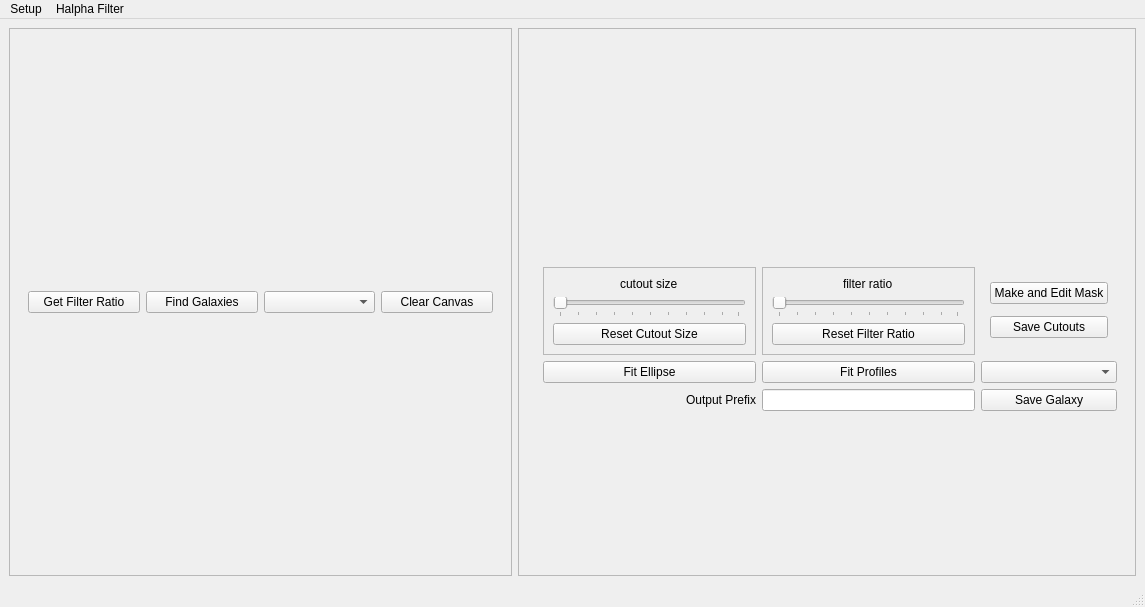
Old version of the form testing/halphav3.ui in the repository rfinn/halphagui.
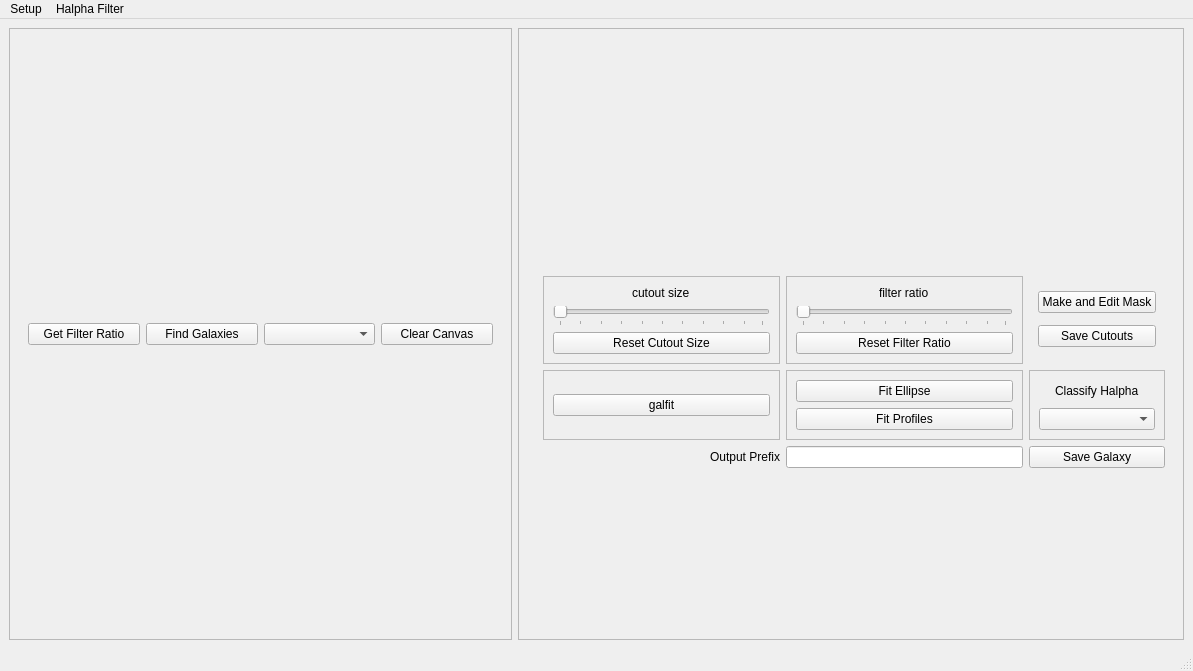
New version of the form.

Commit message: starting on galfit

What changed in the file:
```diff
--- a/testing/halphav3.ui
+++ b/testing/halphav3.ui
@@ -6,8 +6,8 @@
    <rect>
     <x>0</x>
     <y>0</y>
-    <width>1145</width>
-    <height>607</height>
+    <width>1193</width>
+    <height>671</height>
    </rect>
   </property>
   <property name="windowTitle">
@@ -113,40 +113,20 @@
        <item row="3" column="1">
         <widget class="QWidget" name="rightButtons" native="true">
          <layout class="QGridLayout" name="gridLayout_4">
-          <item row="0" column="0">
-           <widget class="QFrame" name="frame_2">
-            <property name="frameShape">
-             <enum>QFrame::StyledPanel</enum>
+          <item row="5" column="1">
+           <widget class="QLineEdit" name="prefixLineEdit"/>
+          </item>
+          <item row="5" column="0">
+           <widget class="QLabel" name="label">
+            <property name="layoutDirection">
+             <enum>Qt::LeftToRight</enum>
             </property>
-            <property name="frameShadow">
-             <enum>QFrame::Raised</enum>
+            <property name="text">
+             <string>Output Prefix</string>
             </property>
-            <layout class="QVBoxLayout" name="verticalLayout">
-             <item alignment="Qt::AlignHCenter">
-              <widget class="QLabel" name="cutoutSliderLabel">
-               <property name="text">
-                <string>cutout size</string>
-               </property>
-              </widget>
-             </item>
-             <item>
-              <widget class="QSlider" name="cutoutSlider">
-               <property name="orientation">
-                <enum>Qt::Horizontal</enum>
-               </property>
-               <property name="tickPosition">
-                <enum>QSlider::TicksBelow</enum>
-               </property>
-              </widget>
-             </item>
-             <item>
-              <widget class="QPushButton" name="resetSizeButton">
-               <property name="text">
-                <string>Reset Cutout Size</string>
-               </property>
-              </widget>
-             </item>
-            </layout>
+            <property name="alignment">
+             <set>Qt::AlignRight|Qt::AlignTrailing|Qt::AlignVCenter</set>
+            </property>
            </widget>
           </item>
           <item row="0" column="1">
@@ -191,10 +171,120 @@
             </layout>
            </widget>
           </item>
-          <item row="6" column="1">
-           <widget class="QLineEdit" name="prefixLineEdit"/>
+          <item row="0" column="0">
+           <widget class="QFrame" name="frame_2">
+            <property name="frameShape">
+             <enum>QFrame::StyledPanel</enum>
+            </property>
+            <property name="frameShadow">
+             <enum>QFrame::Raised</enum>
+            </property>
+            <layout class="QVBoxLayout" name="verticalLayout">
+             <item alignment="Qt::AlignHCenter">
+              <widget class="QLabel" name="cutoutSliderLabel">
+               <property name="text">
+                <string>cutout size</string>
+               </property>
+              </widget>
+             </item>
+             <item>
+              <widget class="QSlider" name="cutoutSlider">
+               <property name="orientation">
+                <enum>Qt::Horizontal</enum>
+               </property>
+               <property name="tickPosition">
+                <enum>QSlider::TicksBelow</enum>
+               </property>
+              </widget>
+             </item>
+             <item>
+              <widget class="QPushButton" name="resetSizeButton">
+               <property name="text">
+                <string>Reset Cutout Size</string>
+               </property>
+              </widget>
+             </item>
+            </layout>
+           </widget>
           </item>
-          <item row="6" column="2">
+          <item row="1" column="1">
+           <widget class="QFrame" name="frame_3">
+            <property name="frameShape">
+             <enum>QFrame::StyledPanel</enum>
+            </property>
+            <property name="frameShadow">
+             <enum>QFrame::Raised</enum>
+            </property>
+            <layout class="QVBoxLayout" name="verticalLayout_4">
+             <item>
+              <widget class="QPushButton" name="fitEllipseButton">
+               <property name="text">
+                <string>Fit Ellipse</string>
+               </property>
+              </widget>
+             </item>
+             <item>
+              <widget class="QPushButton" name="profileButton">
+               <property name="text">
+                <string>Fit Profiles</string>
+               </property>
+              </widget>
+             </item>
+            </layout>
+           </widget>
+          </item>
+          <item row="1" column="0">
+           <widget class="QFrame" name="frame_4">
+            <property name="frameShape">
+             <enum>QFrame::StyledPanel</enum>
+            </property>
+            <property name="frameShadow">
+             <enum>QFrame::Raised</enum>
+            </property>
+            <layout class="QVBoxLayout" name="verticalLayout_5">
+             <item>
+              <widget class="QPushButton" name="galfitButton">
+               <property name="text">
+                <string>galfit</string>
+               </property>
+              </widget>
+             </item>
+            </layout>
+           </widget>
+          </item>
+          <item row="1" column="2">
+           <widget class="QFrame" name="frame_5">
+            <property name="frameShape">
+             <enum>QFrame::StyledPanel</enum>
+            </property>
+            <property name="frameShadow">
+             <enum>QFrame::Raised</enum>
+            </property>
+            <layout class="QVBoxLayout" name="verticalLayout_6">
+             <item alignment="Qt::AlignHCenter">
+              <widget class="QLabel" name="label_2">
+               <property name="text">
+                <string>Classify Halpha</string>
+               </property>
+              </widget>
+             </item>
+             <item>
+              <widget class="QComboBox" name="haTypeComboBox">
+               <property name="toolTip">
+                <string>HalphaType</string>
+               </property>
+               <property name="autoFillBackground">
+                <bool>false</bool>
+               </property>
+               <property name="currentText">
+                <string extracomment="Halpha Type"/>
+               </property>
+              </widget>
+             </item>
+            </layout>
+           </widget>
+          </item>
+          <item row="5" column="2">
            <widget class="QPushButton" name="editMaskButton">
             <property name="text">
              <string>Save Galaxy</string>
@@ -221,46 +311,6 @@
             </layout>
            </widget>
           </item>
-          <item row="3" column="2">
-           <widget class="QComboBox" name="haTypeComboBox">
-            <property name="toolTip">
-             <string>HalphaType</string>
-            </property>
-            <property name="autoFillBackground">
-             <bool>false</bool>
-            </property>
-            <property name="currentText">
-             <string extracomment="Halpha Type"/>
-            </property>
-           </widget>
-          </item>
-          <item row="3" column="0">
-           <widget class="QPushButton" name="fitEllipseButton">
-            <property name="text">
-             <string>Fit Ellipse</string>
-            </property>
-           </widget>
-          </item>
-          <item row="3" column="1">
-           <widget class="QPushButton" name="profileButton">
-            <property name="text">
-             <string>Fit Profiles</string>
-            </property>
-           </widget>
-          </item>
-          <item row="6" column="0">
-           <widget class="QLabel" name="label">
-            <property name="layoutDirection">
-             <enum>Qt::LeftToRight</enum>
-            </property>
-            <property name="text">
-             <string>Output Prefix</string>
-            </property>
-            <property name="alignment">
-             <set>Qt::AlignRight|Qt::AlignTrailing|Qt::AlignVCenter</set>
-            </property>
-           </widget>
-          </item>
          </layout>
         </widget>
        </item>
@@ -275,7 +325,7 @@
     <rect>
      <x>0</x>
      <y>0</y>
-     <width>1145</width>
+     <width>1193</width>
      <height>22</height>
     </rect>
    </property>
```
Left out of the diff: 6 changed lines with no effect on the pictures. The commit also changes 4 other files.
